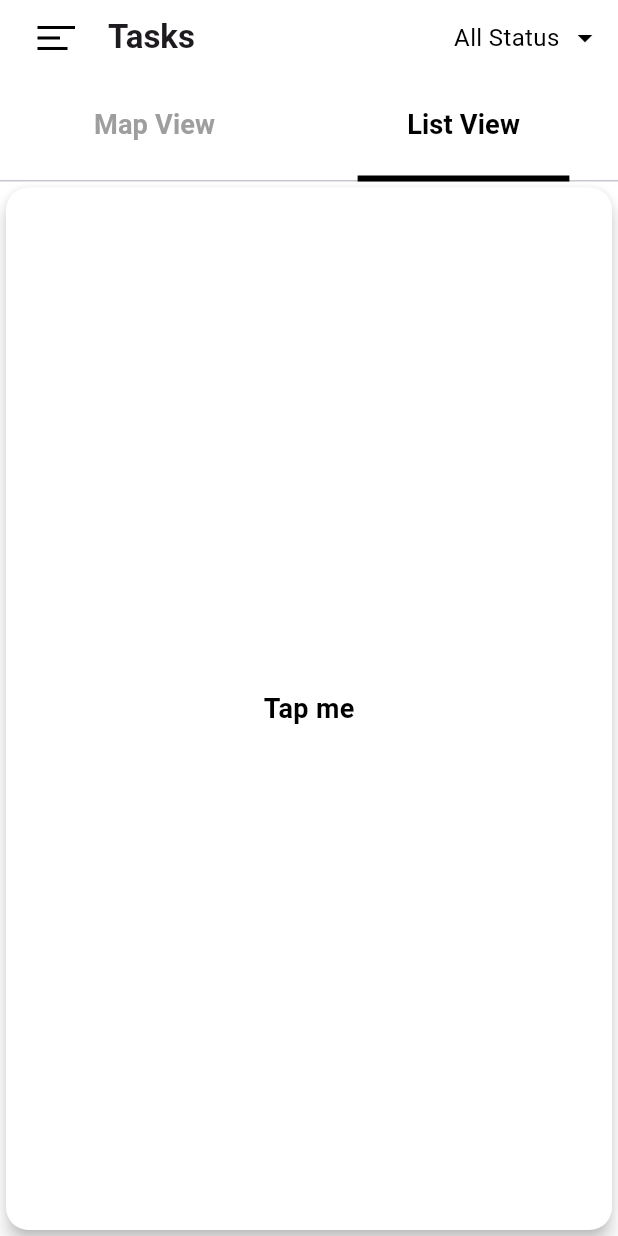
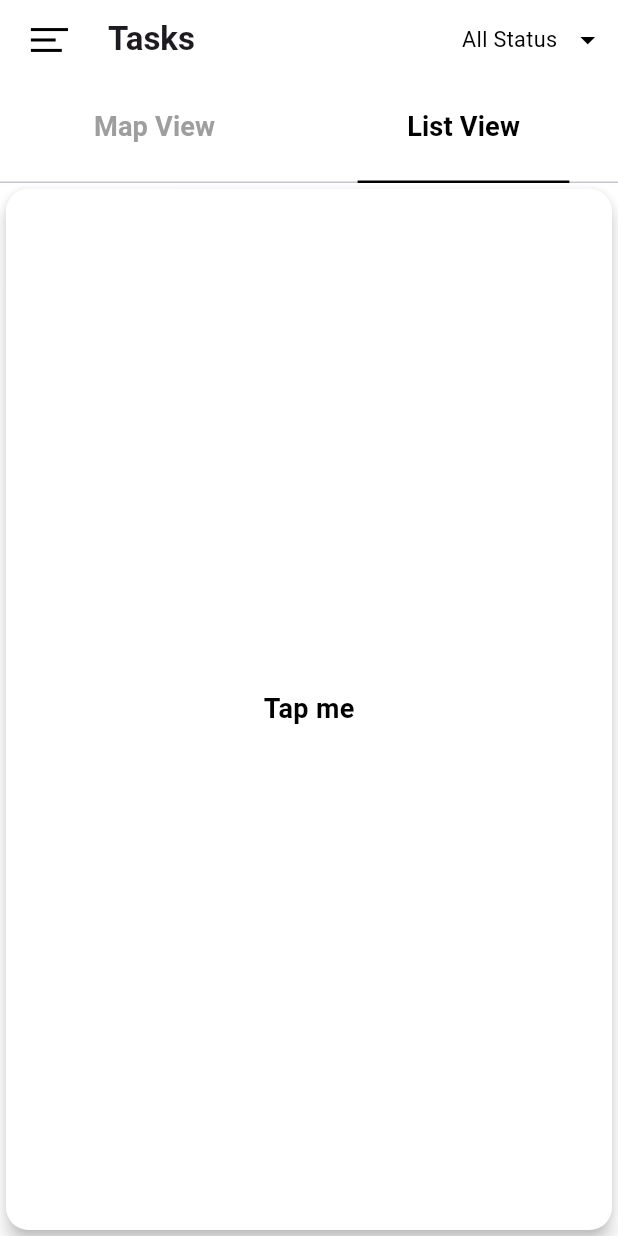
Before and after one commit to kumarprince06/task_management, a Flutter app: the screen it shows after launch, tab 2 chosen, on a phone screen of 412 x 824 dp. Run offline on Flutter 3.47's test engine with Material 3 defaults, Android fonts, the phone set to English and light mode, and no system bars.

Commit message:
Media Query used for screen

```diff
--- a/lib/presentation/screens/map_view_screen.dart
+++ b/lib/presentation/screens/map_view_screen.dart
@@ -20,6 +20,7 @@ class _MapViewScreenState extends State<MapViewScreen> {
     double fontSize = screenHeight * 0.022;
     double labelPaddingBottom = screenHeight * 0.015;
     double indicatorPaddingTop = screenHeight * 0.015;
+    double menuIconPadding = screenWidth * 0.05;
 
     return DefaultTabController(
       length: 2,
@@ -35,33 +36,39 @@ class _MapViewScreenState extends State<MapViewScreen> {
           leading: GestureDetector(
             onTap: () => _scaffoldKey.currentState?.openDrawer(),
             child: Padding(
-              padding: const EdgeInsets.fromLTRB(25, 12, 4, 12),
+              padding: EdgeInsets.fromLTRB(
+                  menuIconPadding,
+                  screenHeight * 0.015,
+                  screenWidth * 0.01,
+                  screenHeight * 0.015),
               child: Column(
                 mainAxisAlignment: MainAxisAlignment.center,
                 crossAxisAlignment: CrossAxisAlignment.start,
                 children: [
-                  _buildMenuLine(25),
-                  const SizedBox(height: 5),
-                  _buildMenuLine(15),
-                  const SizedBox(height: 5),
-                  _buildMenuLine(20),
+                  _buildMenuLine(screenWidth * 0.06),
+                  SizedBox(height: screenHeight * 0.006),
+                  _buildMenuLine(screenWidth * 0.04),
+                  SizedBox(height: screenHeight * 0.006),
+                  _buildMenuLine(screenWidth * 0.05),
                 ],
               ),
             ),
           ),
           actions: [_buildPopupMenu()],
           bottom: PreferredSize(
-            preferredSize: const Size.fromHeight(65),
+            preferredSize: Size.fromHeight(screenHeight * 0.08),
             child: Padding(
-              padding: const EdgeInsets.only(top: 10),
+              padding: EdgeInsets.only(top: screenHeight * 0.01),
               child: TabBar(
                 labelColor: Colors.black,
                 unselectedLabelColor: Colors.grey,
-                labelStyle: TextStyle(fontSize: fontSize, fontWeight: FontWeight.bold),
+                labelStyle:
+                    TextStyle(fontSize: fontSize, fontWeight: FontWeight.bold),
                 labelPadding: EdgeInsets.only(bottom: labelPaddingBottom),
                 indicatorPadding: EdgeInsets.only(top: indicatorPaddingTop),
                 indicator: UnderlineTabIndicator(
-                  borderSide: const BorderSide(width: 4, color: Colors.black),
+                  borderSide: BorderSide(
+                      width: screenWidth * 0.004, color: Colors.black),
                   insets: EdgeInsets.symmetric(horizontal: screenWidth * -0.08),
                 ),
                 tabs: const [
@@ -91,7 +98,8 @@ class _MapViewScreenState extends State<MapViewScreen> {
   /// Helper method to build the status filter dropdown
   Widget _buildPopupMenu() {
     return Theme(
-      data: Theme.of(context).copyWith(popupMenuTheme: const PopupMenuThemeData(color: Colors.white)),
+      data: Theme.of(context).copyWith(
+          popupMenuTheme: const PopupMenuThemeData(color: Colors.white)),
       child: PopupMenuButton<String>(
         onSelected: (String value) {
           setState(() {
@@ -104,13 +112,18 @@ class _MapViewScreenState extends State<MapViewScreen> {
           PopupMenuItem(value: "Pending", child: Text("Pending")),
           PopupMenuItem(value: "Ongoing", child: Text("Ongoing")),
         ],
-        offset: const Offset(0, 30),
-        child: const Padding(
-          padding: EdgeInsets.only(right: 10),
+        offset: Offset(0, MediaQuery.sizeOf(context).width * 0.05),
+        child: Padding(
+          padding:
+              EdgeInsets.only(right: MediaQuery.sizeOf(context).width * 0.02),
           child: Row(
             children: [
-              Text("All Status", style: TextStyle(color: Colors.black, fontSize: 16)),
-              SizedBox(width: 5),
+              Text("All Status",
+                  style: TextStyle(
+                    color: Colors.black,
+                    fontSize: MediaQuery.sizeOf(context).width * 0.035,
+                  )),
+              SizedBox(width: MediaQuery.sizeOf(context).width * 0.02),
               Icon(Icons.arrow_drop_down, color: Colors.black),
             ],
           ),
```
